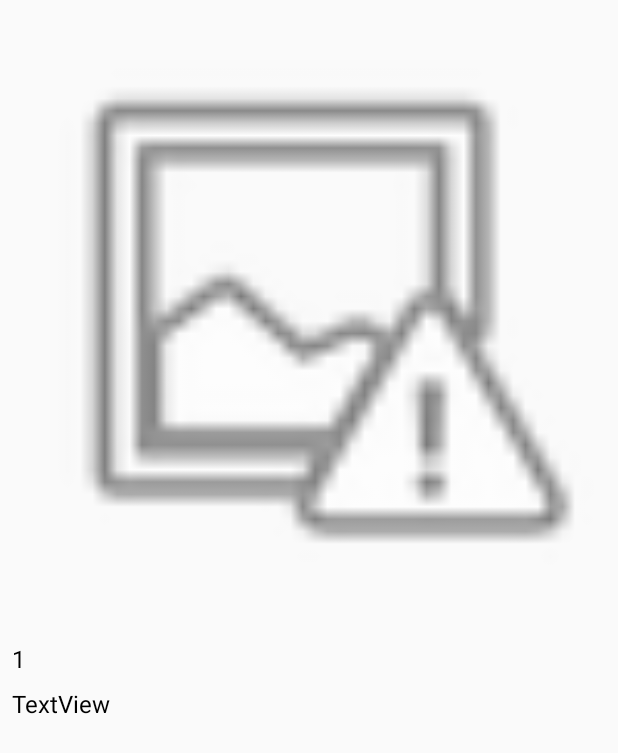
After one commit to fedka27/ZimadTest, an Android app: the layout fragment_details_item.xml on its own in the app's theme, with its tools: preview values and no code run, on a phone screen of 412 x 824 dp. The commit adds this screen. Shown: the top 753 px of the screen. Run offline under Robolectric (Android 15) with nearby library versions, the phone set to English and light mode, and no system bars.

```diff
--- a/app/build.gradle
+++ b/app/build.gradle
@@ -48,4 +48,5 @@ dependencies {
 
     /*Test*/
     testImplementation 'junit:junit:4.12'
+    implementation 'com.android.support.constraint:constraint-layout:1.1.3'
 }
--- /dev/null
+++ b/app/src/main/java/club/bambilla/zimadtest/base/FragmentBackClickListener.java
@@ -0,0 +1,5 @@
+package club.bambilla.zimadtest.base;
+
+public interface FragmentBackClickListener {
+    boolean handleOnBack();
+}
--- a/app/src/main/java/club/bambilla/zimadtest/tabs/list/ListContract.java
+++ b/app/src/main/java/club/bambilla/zimadtest/tabs/list/ListContract.java
@@ -19,13 +19,14 @@ public interface ListContract {
 
         void showListError();
 
+        void openDetailsScreen(ListItem listItem, int position);
     }
 
     interface Presenter extends BaseContract.Presenter<View> {
 
         void refresh();
 
-        void onItemClick(ListItem listItem);
+        void onItemClick(ListItem listItem, int position);
 
     }
 }
--- a/app/src/main/java/club/bambilla/zimadtest/tabs/list/ListPresenter.java
+++ b/app/src/main/java/club/bambilla/zimadtest/tabs/list/ListPresenter.java
@@ -93,7 +93,8 @@ public class ListPresenter
     }
 
     @Override
-    public void onItemClick(ListItem listItem) {
+    public void onItemClick(ListItem listItem, int position) {
+        view.openDetailsScreen(listItem, position);
         //todo open details screen
     }
 
--- a/app/src/main/java/club/bambilla/zimadtest/tabs/list/adapter/ListItemAdapter.java
+++ b/app/src/main/java/club/bambilla/zimadtest/tabs/list/adapter/ListItemAdapter.java
@@ -73,6 +73,12 @@ public class ListItemAdapter extends RecyclerView.Adapter<ListItemAdapter.ListIt
 
             titleTextView.setText(listItem.getTitle());
             positionTextView.setText(String.valueOf(position));
+
+            itemView.setOnClickListener(v -> {
+                if (listItemClickListener != null) {
+                    listItemClickListener.onItemClick(listItem, position);
+                }
+            });
         }
     }
 }
--- a/app/src/main/java/club/bambilla/zimadtest/tabs/list/adapter/ListItemClickListener.java
+++ b/app/src/main/java/club/bambilla/zimadtest/tabs/list/adapter/ListItemClickListener.java
@@ -3,5 +3,5 @@ package club.bambilla.zimadtest.tabs.list.adapter;
 import club.bambilla.zimadtest.models.ListItem;
 
 public interface ListItemClickListener {
-    void onItemClick(ListItem listItem);
+    void onItemClick(ListItem listItem, int position);
 }
--- /dev/null
+++ b/app/src/main/res/layout/fragment_details_item.xml
@@ -0,0 +1,51 @@
+<?xml version="1.0" encoding="utf-8"?>
+<android.support.constraint.ConstraintLayout xmlns:android="http://schemas.android.com/apk/res/android"
+    xmlns:app="http://schemas.android.com/apk/res-auto"
+    xmlns:tools="http://schemas.android.com/tools"
+    android:layout_width="match_parent"
+    android:layout_height="match_parent"
+    android:background="?android:windowBackground"
+    android:padding="@dimen/spacing_small">
+
+    <ImageView
+        android:id="@+id/imageView"
+        android:layout_width="0dp"
+        android:layout_height="0dp"
+        app:layout_constraintBottom_toTopOf="@id/guidelineCenter"
+        app:layout_constraintEnd_toEndOf="parent"
+        app:layout_constraintStart_toStartOf="parent"
+        app:layout_constraintTop_toTopOf="parent"
+        app:srcCompat="@android:drawable/ic_menu_report_image" />
+
+    <android.support.constraint.Guideline
+        android:id="@+id/guidelineCenter"
+        android:layout_width="wrap_content"
+        android:layout_height="wrap_content"
+        android:orientation="horizontal"
+        app:layout_constraintGuide_percent="0.5" />
+
+    <TextView
+        android:id="@+id/text_view_position"
+        style="@style/AppText"
+        android:layout_width="wrap_content"
+        android:layout_height="wrap_content"
+        android:layout_marginTop="@dimen/spacing_medium"
+        android:text="1"
+        app:layout_constraintEnd_toEndOf="parent"
+        app:layout_constraintHorizontal_bias="0"
+        app:layout_constraintStart_toStartOf="parent"
+        app:layout_constraintTop_toTopOf="@+id/guidelineCenter" />
+
+    <TextView
+        android:id="@+id/text_view_title"
+        style="@style/AppText"
+        android:layout_width="wrap_content"
+        android:layout_height="wrap_content"
+        android:layout_marginTop="@dimen/spacing_small"
+        android:text="TextView"
+        app:layout_constraintEnd_toEndOf="parent"
+        app:layout_constraintHorizontal_bias="0"
+        app:layout_constraintStart_toStartOf="parent"
+        app:layout_constraintTop_toBottomOf="@id/text_view_position" />
+
+</android.support.constraint.ConstraintLayout>
```
Also changed, not shown: app/src/main/java/club/bambilla/zimadtest/MainActivity.java (+24 -0 lines), app/src/main/java/club/bambilla/zimadtest/base/BaseFragment.java (+8 -1 lines), app/src/main/java/club/bambilla/zimadtest/tabs/TabsFragment.java (+26 -1 lines), app/src/main/java/club/bambilla/zimadtest/tabs/details/DetailsContract.java (added, +13 -0 lines), app/src/main/java/club/bambilla/zimadtest/tabs/details/DetailsFragment.java (added, +40 -0 lines), app/src/main/java/club/bambilla/zimadtest/tabs/details/DetailsPresenter.java (added, +8 -0 lines), app/src/main/java/club/bambilla/zimadtest/tabs/list/ListFragment.java (+12 -1 lines).
